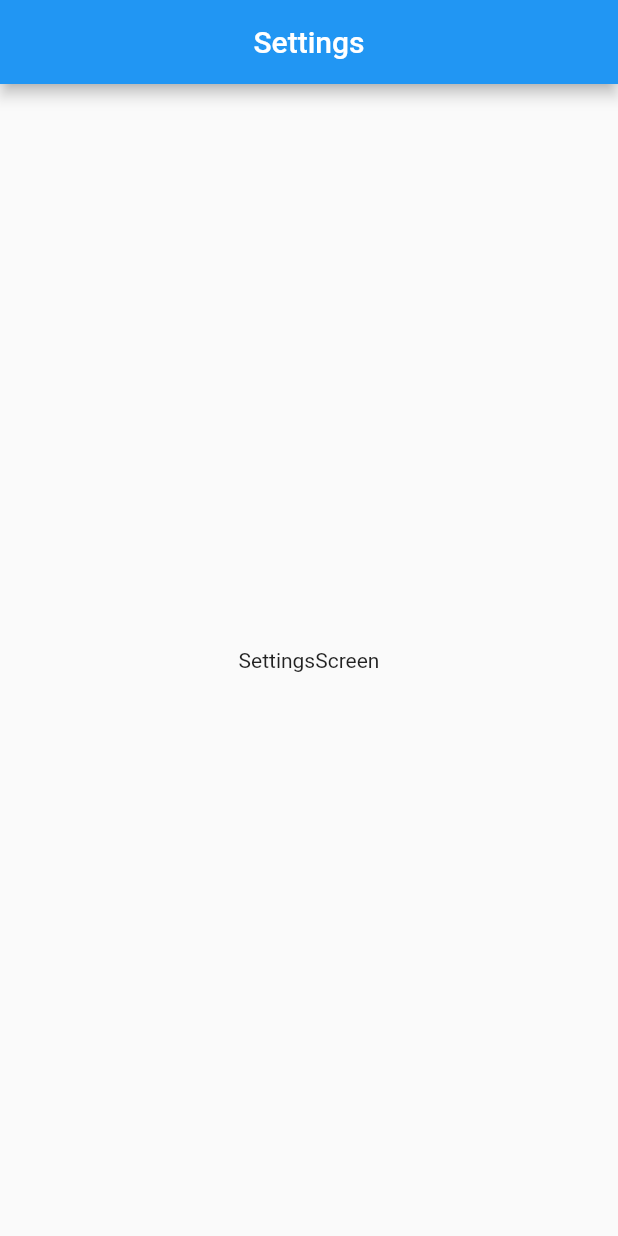
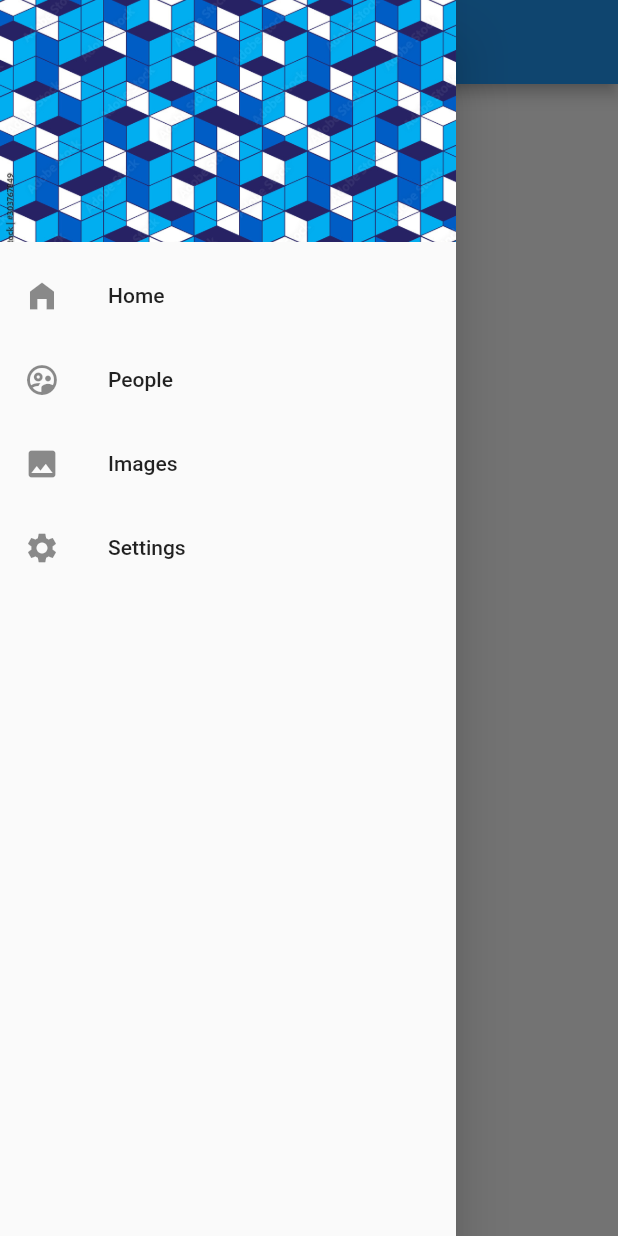
Before and after one commit to EmmanuelBazan/flutter_handle_userPreferences, a Flutter app: the screen it shows after launch, with the side drawer open (before the commit the screen has no drawer), on a phone screen of 412 x 824 dp. Run offline on Flutter 3.47's test engine with Material 2 defaults, Android fonts, the phone set to English and light mode, and no system bars; our stand-ins replace image_picker.

Commit message:
Side menu implementation

```diff
--- a/lib/main.dart
+++ b/lib/main.dart
@@ -1,5 +1,6 @@
 import 'package:flutter/material.dart';
 import 'package:flutter_handle_user_preferences/screens/home.dart';
+import 'package:flutter_handle_user_preferences/screens/images.dart';
 import 'package:flutter_handle_user_preferences/screens/settings.dart';
 
 void main() => runApp(const MyApp());
@@ -15,7 +16,8 @@ class MyApp extends StatelessWidget {
       initialRoute: HomeScreen.routeName,
       routes: {
         HomeScreen.routeName: (_) => const HomeScreen(),
-        SettingsScreen.routeName: (_) => const SettingsScreen()
+        SettingsScreen.routeName: (_) => const SettingsScreen(),
+        ImagesScreen.routeName: (_) => const ImagesScreen()
       },
     );
   }
--- a/lib/screens/home.dart
+++ b/lib/screens/home.dart
@@ -1,4 +1,5 @@
 import 'package:flutter/material.dart';
+import 'package:flutter_handle_user_preferences/widgets/side_menu.dart';
 
 class HomeScreen extends StatelessWidget {
   const HomeScreen({Key? key}) : super(key: key);
@@ -9,11 +10,12 @@ class HomeScreen extends StatelessWidget {
   Widget build(BuildContext context) {
     return Scaffold(
       appBar: AppBar(
-        title: const Text('Settings'),
+        title: const Text('Home'),
         centerTitle: true,
       ),
+      drawer: const SideMenu(),
       body: const Center(
-        child: Text('SettingsScreen'),
+        child: Text('Home'),
       ),
     );
   }
--- a/lib/screens/images.dart
+++ b/lib/screens/images.dart
@@ -1,6 +1,7 @@
 import 'dart:io';
 
 import 'package:flutter/material.dart';
+import 'package:flutter_handle_user_preferences/widgets/side_menu.dart';
 import 'package:image_picker/image_picker.dart';
 
 class ImagesScreen extends StatefulWidget {
@@ -8,6 +9,8 @@ class ImagesScreen extends StatefulWidget {
 
   @override
   State<ImagesScreen> createState() => _ImagesScreenState();
+
+  static const routeName = 'images';
 }
 
 class _ImagesScreenState extends State<ImagesScreen> {
@@ -20,6 +23,7 @@ class _ImagesScreenState extends State<ImagesScreen> {
         appBar: AppBar(
           title: const Text('Multiple Images'),
         ),
+        drawer: const SideMenu(),
         body: SafeArea(
           child: Column(
             children: [
--- a/lib/screens/settings.dart
+++ b/lib/screens/settings.dart
@@ -1,4 +1,5 @@
 import 'package:flutter/material.dart';
+import 'package:flutter_handle_user_preferences/widgets/side_menu.dart';
 
 class SettingsScreen extends StatelessWidget {
   const SettingsScreen({Key? key}) : super(key: key);
@@ -12,6 +13,7 @@ class SettingsScreen extends StatelessWidget {
         title: const Text('Settings'),
         centerTitle: true,
       ),
+      drawer: const SideMenu(),
       body: const Center(
         child: Text('SettingsScreen'),
       ),
--- /dev/null
+++ b/lib/widgets/side_menu.dart
@@ -0,0 +1,58 @@
+import 'package:flutter/material.dart';
+import 'package:flutter_handle_user_preferences/screens/home.dart';
+import 'package:flutter_handle_user_preferences/screens/images.dart';
+import 'package:flutter_handle_user_preferences/screens/settings.dart';
+
+class SideMenu extends StatelessWidget {
+  const SideMenu({super.key});
+
+  @override
+  Widget build(BuildContext context) {
+    return Drawer(
+      child: ListView(
+        padding: EdgeInsets.zero,
+        children: [
+          _menuHeader(),
+          ListTile(
+            leading: const Icon(Icons.home_filled),
+            title: const Text('Home'),
+            onTap: () {
+              Navigator.pop(context);
+              Navigator.pushReplacementNamed(context, HomeScreen.routeName);
+            },
+          ),
+          ListTile(
+            leading: const Icon(Icons.supervised_user_circle_outlined),
+            title: const Text('People'),
+            onTap: () {},
+          ),
+          ListTile(
+            leading: const Icon(Icons.image),
+            title: const Text('Images'),
+            onTap: () {
+              Navigator.pop(context);
+              Navigator.pushReplacementNamed(context, ImagesScreen.routeName);
+            },
+          ),
+          ListTile(
+            leading: const Icon(Icons.settings),
+            title: const Text('Settings'),
+            onTap: () {
+              Navigator.pop(context);
+              Navigator.pushReplacementNamed(context, SettingsScreen.routeName);
+            },
+          )
+        ],
+      ),
+    );
+  }
+
+  DrawerHeader _menuHeader() {
+    return DrawerHeader(
+      decoration: const BoxDecoration(
+          image: DecorationImage(
+              image: AssetImage('assets/menu-img.jpg'), fit: BoxFit.cover)),
+      child: Container(),
+    );
+  }
+}
--- a/pubspec.yaml
+++ b/pubspec.yaml
@@ -60,8 +60,8 @@ flutter:
   uses-material-design: true
 
   # To add assets to your application, add an assets section, like this:
-  # assets:
-  #   - images/a_dot_burr.jpeg
+  assets:
+    - assets/
   #   - images/a_dot_ham.jpeg
 
   # An image asset can refer to one or more resolution-specific "variants", see
```
Also changed, not shown: assets/menu-img.jpg (added).
